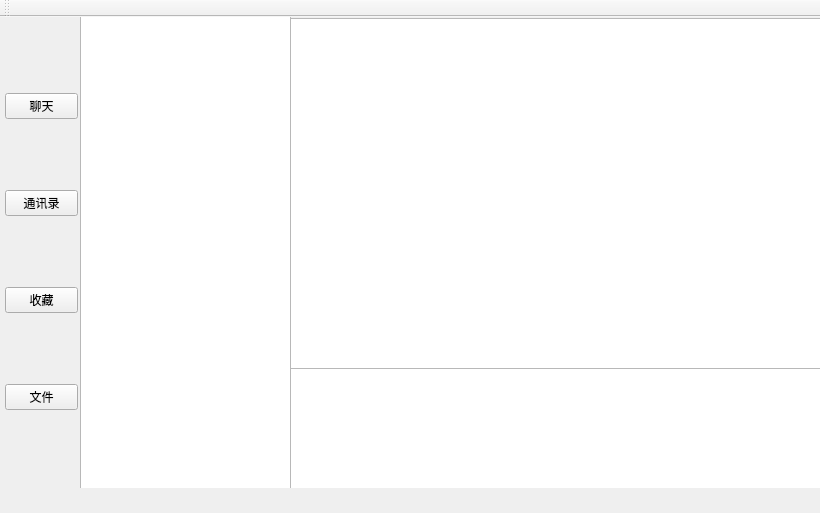
This is MyQQ3Client.ui in HigginsWang/MyQQ3 as Qt 5 draws it before an edit. The edited form follows.
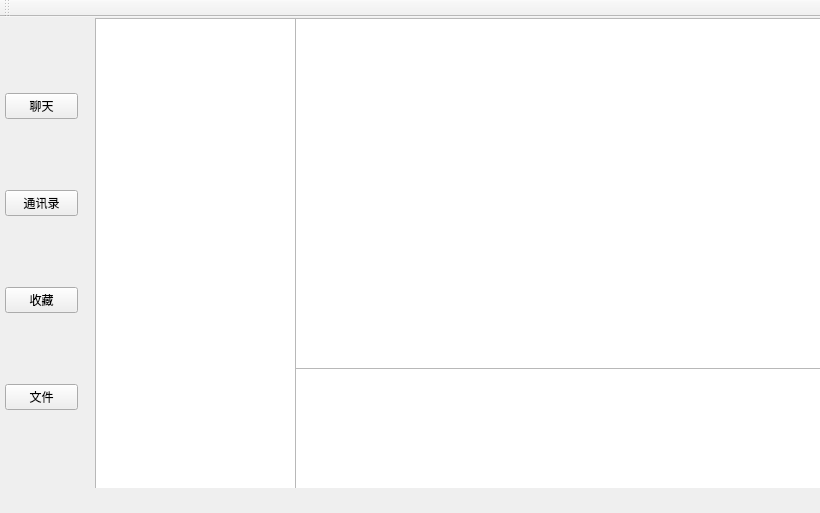
This is the edited form.

The edit to the form file:
```diff
--- a/MyQQ3Client.ui
+++ b/MyQQ3Client.ui
@@ -237,16 +237,6 @@
       </widget>
      </widget>
      <widget class="QWidget" name="page_1">
-      <widget class="QListWidget" name="listWidget_2">
-       <property name="geometry">
-        <rect>
-         <x>10</x>
-         <y>-9</y>
-         <width>211</width>
-         <height>481</height>
-        </rect>
-       </property>
-      </widget>
       <widget class="QPlainTextEdit" name="ChatRecordInputPlainTextEdit">
        <property name="geometry">
         <rect>
@@ -270,6 +260,16 @@
         </rect>
        </property>
       </widget>
+      <widget class="QListView" name="chatHistoryContactsListView">
+       <property name="geometry">
+        <rect>
+         <x>25</x>
+         <y>1</y>
+         <width>201</width>
+         <height>471</height>
+        </rect>
+       </property>
+      </widget>
      </widget>
      <widget class="QWidget" name="page_2"/>
      <widget class="QWidget" name="page_5"/>
```
